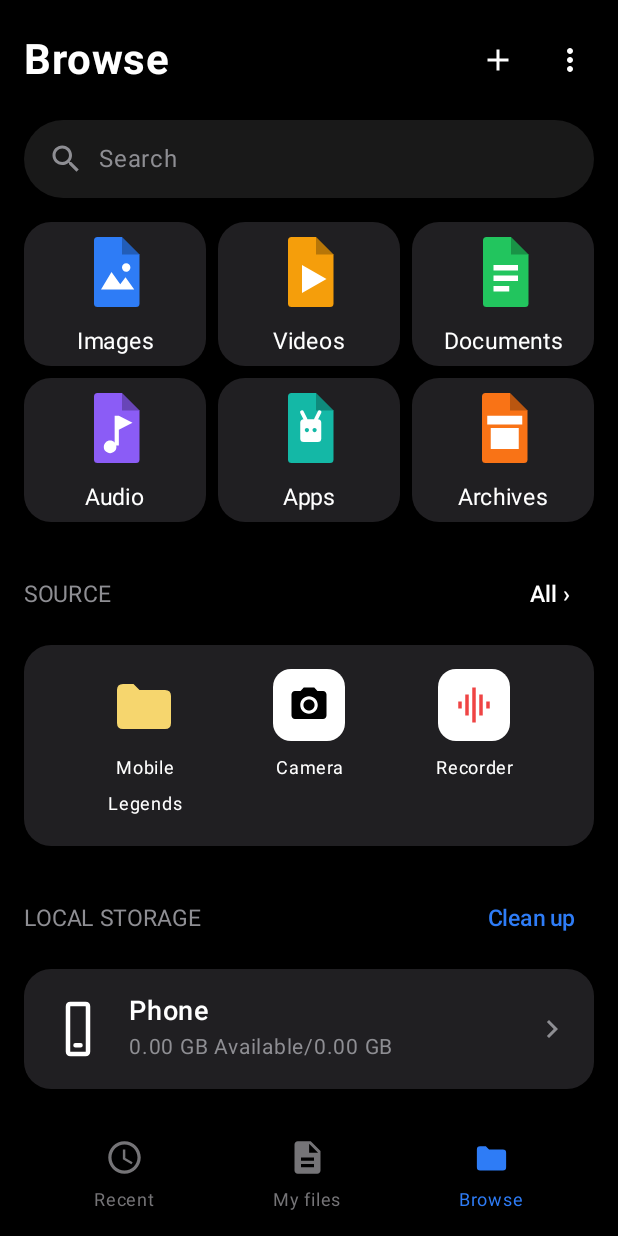
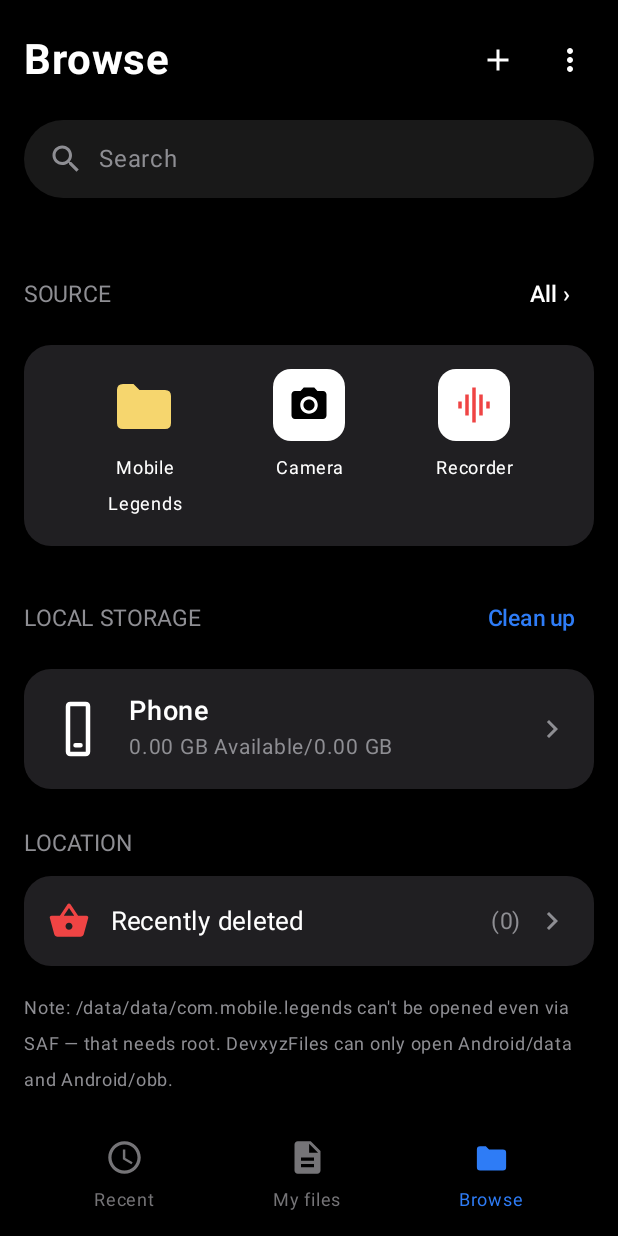
Before and after one commit to JepongDevxyz/DevxyzFiles, an Android app built with Jetpack Compose: the screen it shows after launch (MainActivity), on a phone screen of 412 x 824 dp. Run offline under Robolectric (Android 15) with nearby library versions, the phone set to English and light mode, and no system bars.

Commit message:
DevxyzFiles v1.3.2: remove category grid, real status-bar fix

```diff
--- a/android/app/src/main/java/com/jepongdevxyz/devxyzfiles/BrowseHome.kt
+++ b/android/app/src/main/java/com/jepongdevxyz/devxyzfiles/BrowseHome.kt
@@ -81,7 +81,6 @@ fun BrowseHome(
     selectedTab: HomeTab,
     onTabClick: (HomeTab) -> Unit,
     onSearchClick: () -> Unit,
-    onCategoryClick: (Category) -> Unit,
     onSourceClick: (SourceItem) -> Unit,
     onAllSourcesClick: () -> Unit,
     onPhoneClick: () -> Unit,
@@ -133,8 +132,6 @@ fun BrowseHome(
                         Text("Search", fontSize = 16.sp, color = HonorColors.Muted)
                     }
                 }
-                // 3-col category grid.
-                CategoryGrid(onCategoryClick = onCategoryClick)
                 // SOURCE.
                 SectionHeader(label = "SOURCE", actionLabel = "All ›", onActionClick = onAllSourcesClick)
                 SourcesCard(sources = sources, onSourceClick = onSourceClick)
@@ -250,46 +247,6 @@ private fun SectionHeader(label: String, actionLabel: String?, actionBlue: Boole
                     fontSize = 15.sp,
                     color = if (actionBlue) HonorColors.AccentBlue else HonorColors.OnSurface
                 )
-            }
-        }
-    }
-}
-
-@Composable
-private fun CategoryGrid(onCategoryClick: (Category) -> Unit) {
-    val cats = listOf(
-        Triple(Category.IMAGES, "Images", HonorIcons.DocType.IMAGE),
-        Triple(Category.VIDEOS, "Videos", HonorIcons.DocType.VIDEO),
-        Triple(Category.DOCUMENTS, "Documents", HonorIcons.DocType.DOCUMENT),
-        Triple(Category.AUDIO, "Audio", HonorIcons.DocType.AUDIO),
-        Triple(Category.APPS, "Apps", HonorIcons.DocType.APP),
-        Triple(Category.ARCHIVES, "Archives", HonorIcons.DocType.ARCHIVE)
-    )
-    Column(modifier = Modifier.padding(horizontal = 16.dp), verticalArrangement = Arrangement.spacedBy(8.dp)) {
-        cats.chunked(3).forEach { row ->
-            Row(horizontalArrangement = Arrangement.spacedBy(8.dp)) {
-                row.forEach { (cat, label, type) ->
-                    Box(
-                        modifier = Modifier
-                            .weight(1f)
-                            .height(96.dp)
-                            .clip(RoundedCornerShape(18.dp))
-                            .background(HonorColors.Card)
-                            .clickable { onCategoryClick(cat) },
-                        contentAlignment = Alignment.Center
-                    ) {
-                        Column(horizontalAlignment = Alignment.CenterHorizontally) {
-                            Icon(
-                                imageVector = HonorIcons.docIcon(type),
-                                contentDescription = null,
-                                tint = Color.Unspecified,
-                                modifier = Modifier.size(56.dp)
-                            )
-                            Spacer(modifier = Modifier.height(6.dp))
-                            Text(label, fontSize = 15.sp, color = HonorColors.OnSurface)
-                        }
-                    }
-                }
             }
         }
     }
--- a/android/app/src/main/java/com/jepongdevxyz/devxyzfiles/MainActivity.kt
+++ b/android/app/src/main/java/com/jepongdevxyz/devxyzfiles/MainActivity.kt
@@ -37,6 +37,7 @@ import androidx.compose.foundation.layout.fillMaxWidth
 import androidx.compose.foundation.layout.height
 import androidx.compose.foundation.layout.padding
 import androidx.compose.foundation.layout.size
+import androidx.compose.foundation.layout.statusBarsPadding
 import androidx.compose.foundation.layout.width
 import androidx.compose.foundation.lazy.LazyColumn
 import androidx.compose.foundation.lazy.LazyListState
@@ -133,8 +134,12 @@ class MainActivity : ComponentActivity() {
         installSplashScreen()
         super.onCreate(savedInstanceState)
         // installSplashScreen() puts the app edge-to-edge, so content
-        // would draw under the status bar. Fit the system windows
-        // instead: the UI sits exactly below the status bar, never under it.
+        // would draw under the status bar. setDecorFitsSystemWindows
+        // alone does NOT fix it: Android 15 enforces edge-to-edge for
+        // targetSdk 35+ and ignores that flag — the v1.3.0 fix proved
+        // it on her phone (title still crowded the status bar). The
+        // real fix is Compose-level: statusBarsPadding() on the root
+        // Box pads every screen below the status bar, on any API level.
         WindowCompat.setDecorFitsSystemWindows(window, true)
         intent?.getStringExtra(OPEN_PATH_EXTRA)?.let { DeepLink.pendingPath = it }
         setContent {
@@ -914,6 +919,7 @@ fun DevxyzFilesApp() {
         modifier = Modifier
             .fillMaxSize()
             .background(HonorColors.Background)
+            .statusBarsPadding()
     ) {
         when (screen) {
             Screen.BROWSE -> BrowseHome(
@@ -928,7 +934,6 @@ fun DevxyzFilesApp() {
                     openPath(FileRepository.STORAGE_ROOT)
                     searchFocusNonce++
                 },
-                onCategoryClick = ::openCategory,
                 onSourceClick = ::openSource,
                 onAllSourcesClick = { screen = Screen.SOURCES },
                 onPhoneClick = {
```
